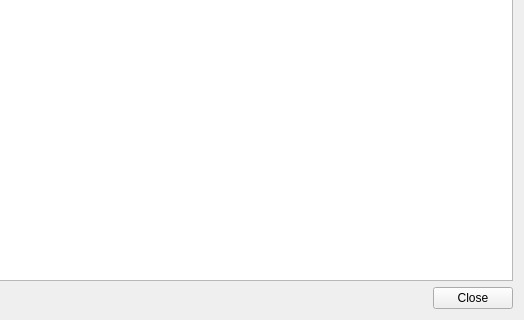
Above: srtm_downloader_dialog_base.ui from hdus/SRTM-Downloader before the change; both pictures show x 101 to 625 and y 505 to 825 of the 625 by 825 pixel window. Below: the same form after it.
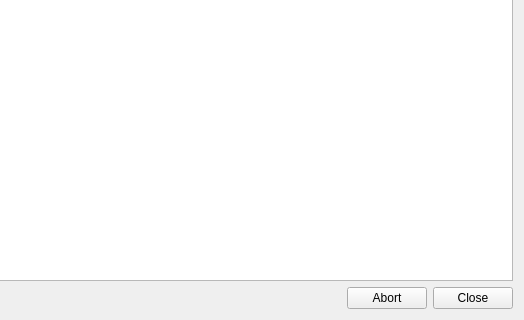
That is the form after the change.

Commit message: Button Abort added

Diff of the .ui file:
```diff
--- a/srtm_downloader_dialog_base.ui
+++ b/srtm_downloader_dialog_base.ui
@@ -194,7 +194,7 @@
       <enum>Qt::Horizontal</enum>
      </property>
      <property name="standardButtons">
-      <set>QDialogButtonBox::Close</set>
+      <set>QDialogButtonBox::Abort|QDialogButtonBox::Close</set>
      </property>
     </widget>
    </item>
```
The commit also changes 2 other files.
